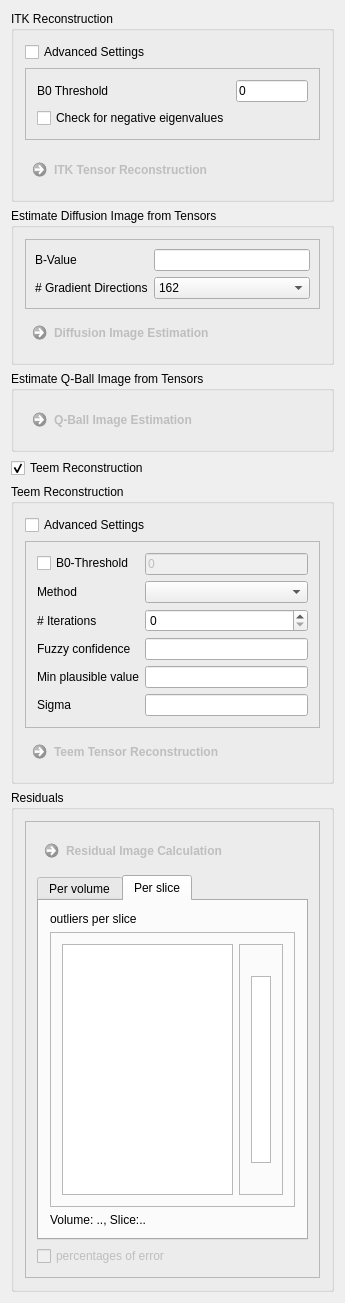
This is Plugins/org.mitk.gui.qt.diffusionimaging/src/internal/QmitkTensorReconstructionViewControls.ui in MITK/MITK as Qt 5 draws it before an edit. The edited form follows.
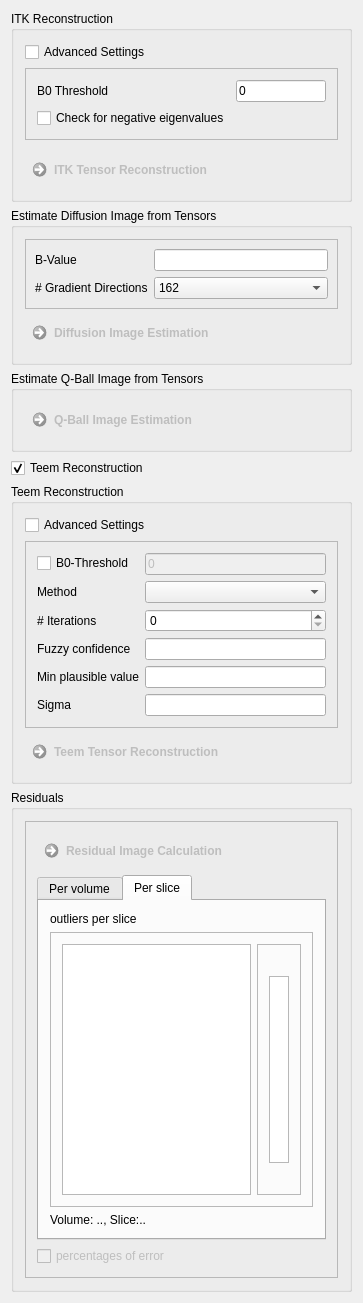
This is the edited form. Custom widgets are drawn as their Qt base class.

Commit message: removed verticel spacer

```diff
--- a/Plugins/org.mitk.gui.qt.diffusionimaging/src/internal/QmitkTensorReconstructionViewControls.ui
+++ b/Plugins/org.mitk.gui.qt.diffusionimaging/src/internal/QmitkTensorReconstructionViewControls.ui
@@ -6,7 +6,7 @@
    <rect>
     <x>0</x>
     <y>0</y>
-    <width>345</width>
+    <width>363</width>
     <height>1303</height>
    </rect>
   </property>
```
Left out of the diff: 13 changed lines with no effect on the pictures.
